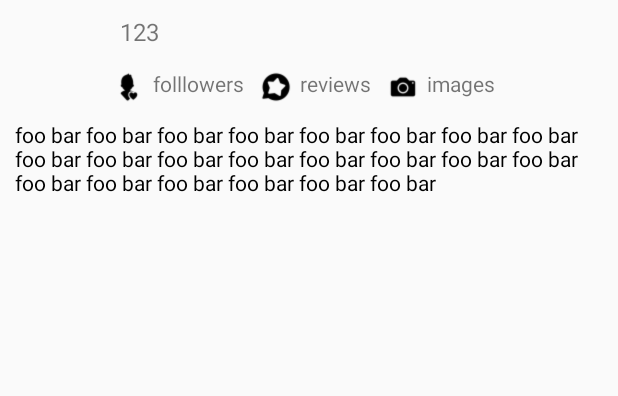
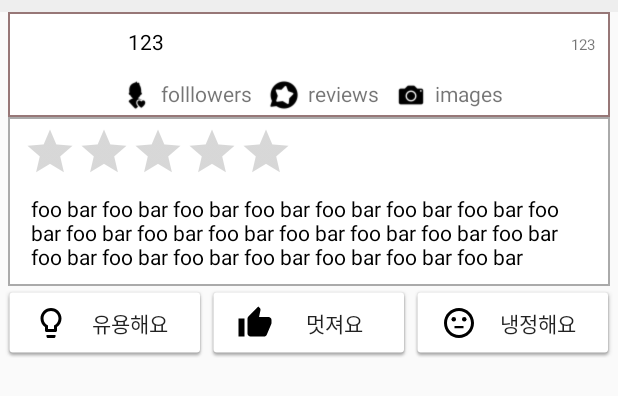
Before and after one commit to Dashhhh/RealReview_, an Android app: the layout activity_shop_detail__main_review_listview.xml on its own in the app's theme, with its tools: preview values and no code run, on a phone screen of 412 x 824 dp. Shown: the top 396 px of the screen. Run offline under Robolectric (Android 15) with nearby library versions, the phone set to English and light mode, and no system bars.

Commit message:
10/21 home review inflate multipart form image

```diff
--- a/app/build.gradle
+++ b/app/build.gradle
@@ -50,6 +50,7 @@ dependencies {
     compile 'com.zhihu.android:matisse:0.4.3'   // Gallery
     compile 'com.werb.pickphotoview:pickphotoview:0.3.0'  // Last Version
     compile 'com.squareup.picasso:picasso:2.5.2'
+    compile 'com.google.code.gson:gson:2.7'
 
     testCompile 'junit:junit:4.12'
 }
--- a/app/src/main/java/com/teamnova/ej/realreview/Asynctask/AsyncMainNearbyLatLngReceive.java
+++ b/app/src/main/java/com/teamnova/ej/realreview/Asynctask/AsyncMainNearbyLatLngReceive.java
@@ -123,6 +123,7 @@ public class AsyncMainNearbyLatLngReceive  extends AsyncTask<Void, Integer, Stri
         try {
             dialog.dismiss();
         } catch(Exception e) {
+            e.printStackTrace();
         }
 
     }
--- /dev/null
+++ b/app/src/main/res/drawable/ic_lightbulb_outline_black_24dp.xml
@@ -0,0 +1,9 @@
+<vector xmlns:android="http://schemas.android.com/apk/res/android"
+        android:width="24dp"
+        android:height="24dp"
+        android:viewportWidth="24.0"
+        android:viewportHeight="24.0">
+    <path
+        android:fillColor="#FF000000"
+        android:pathData="M9,21c0,0.55 0.45,1 1,1h4c0.55,0 1,-0.45 1,-1v-1L9,20v1zM12,2C8.14,2 5,5.14 5,9c0,2.38 1.19,4.47 3,5.74L8,17c0,0.55 0.45,1 1,1h6c0.55,0 1,-0.45 1,-1v-2.26c1.81,-1.27 3,-3.36 3,-5.74 0,-3.86 -3.14,-7 -7,-7zM14.85,13.1l-0.85,0.6L14,16h-4v-2.3l-0.85,-0.6C7.8,12.16 7,10.63 7,9c0,-2.76 2.24,-5 5,-5s5,2.24 5,5c0,1.63 -0.8,3.16 -2.15,4.1z"/>
+</vector>
--- /dev/null
+++ b/app/src/main/res/drawable/ic_sentiment_neutral_black_24dp.xml
@@ -0,0 +1,18 @@
+<vector xmlns:android="http://schemas.android.com/apk/res/android"
+        android:width="24dp"
+        android:height="24dp"
+        android:viewportWidth="24.0"
+        android:viewportHeight="24.0">
+    <path
+        android:fillColor="#FF000000"
+        android:pathData="M9,14h6v1.5H9z"/>
+    <path
+        android:fillColor="#FF000000"
+        android:pathData="M15.5,9.5m-1.5,0a1.5,1.5 0,1 1,3 0a1.5,1.5 0,1 1,-3 0"/>
+    <path
+        android:fillColor="#FF000000"
+        android:pathData="M8.5,9.5m-1.5,0a1.5,1.5 0,1 1,3 0a1.5,1.5 0,1 1,-3 0"/>
+    <path
+        android:fillColor="#FF000000"
+        android:pathData="M11.99,2C6.47,2 2,6.48 2,12s4.47,10 9.99,10C17.52,22 22,17.52 22,12S17.52,2 11.99,2zM12,20c-4.42,0 -8,-3.58 -8,-8s3.58,-8 8,-8 8,3.58 8,8 -3.58,8 -8,8z"/>
+</vector>
--- /dev/null
+++ b/app/src/main/res/drawable/ic_thumb_up_black_24dp.xml
@@ -0,0 +1,9 @@
+<vector xmlns:android="http://schemas.android.com/apk/res/android"
+        android:width="24dp"
+        android:height="24dp"
+        android:viewportWidth="24.0"
+        android:viewportHeight="24.0">
+    <path
+        android:fillColor="#FF000000"
+        android:pathData="M1,21h4L5,9L1,9v12zM23,10c0,-1.1 -0.9,-2 -2,-2h-6.31l0.95,-4.57 0.03,-0.32c0,-0.41 -0.17,-0.79 -0.44,-1.06L14.17,1 7.59,7.59C7.22,7.95 7,8.45 7,9v10c0,1.1 0.9,2 2,2h9c0.83,0 1.54,-0.5 1.84,-1.22l3.02,-7.05c0.09,-0.23 0.14,-0.47 0.14,-0.73v-1.91l-0.01,-0.01L23,10z"/>
+</vector>
--- a/app/src/main/res/layout/activity_shop_detail__main_review_listview.xml
+++ b/app/src/main/res/layout/activity_shop_detail__main_review_listview.xml
@@ -1,16 +1,27 @@
 <?xml version="1.0" encoding="utf-8"?>
 <LinearLayout xmlns:android="http://schemas.android.com/apk/res/android"
+    android:id="@+id/reviewRootLinear"
     android:layout_width="match_parent"
     android:layout_height="match_parent"
     android:orientation="vertical">
+
+    <ImageView
+        android:layout_width="match_parent"
+        android:layout_height="8dp"
+        android:background="#eeeeee"
+        />
 
 
     <LinearLayout
         android:layout_width="match_parent"
         android:layout_height="wrap_content"
+        android:layout_marginLeft="5dp"
+        android:layout_marginRight="5dp"
+        android:background="@drawable/border"
         android:orientation="horizontal">
 
         <ImageView
+            android:id="@+id/reviewUserImage"
             android:layout_width="50dp"
             android:layout_height="50dp"
             android:layout_margin="10dp" />
@@ -20,12 +31,36 @@
             android:layout_height="match_parent"
             android:orientation="vertical">
 
-            <TextView
+            <LinearLayout
                 android:layout_width="match_parent"
                 android:layout_height="wrap_content"
+                android:orientation="horizontal">
+
+                <TextView
+                    android:id="@+id/reviewUserId"
+                    android:layout_width="0dp"
+                    android:layout_height="wrap_content"
+                    android:layout_weight="2"
                     android:layout_margin="10dp"
                     android:text="123"
-                android:textSize="16sp" />
+                    android:textStyle=""
+                    android:textColor="#000000"
+                    android:textSize="14sp" />
+
+
+                <TextView
+                    android:id="@+id/reviewRegdate"
+                    android:layout_width="0dp"
+                    android:layout_height="wrap_content"
+                    android:layout_weight="1"
+                    android:layout_margin="10dp"
+                    android:gravity="end"
+                    android:text="123"
+                    android:textSize="10sp" />
+
+
+
+            </LinearLayout>
 
             <LinearLayout
                 android:layout_width="match_parent"
@@ -38,6 +73,7 @@
                     android:src="@drawable/t_detail_followers" />
 
                 <TextView
+                    android:id="@+id/reviewUserFollower"
                     android:layout_width="wrap_content"
                     android:layout_height="wrap_content"
                     android:layout_gravity="center"
@@ -52,6 +88,7 @@
                     android:background="@drawable/t_detail_review" />
 
                 <TextView
+                    android:id="@+id/reviewReviewCount"
                     android:layout_width="wrap_content"
                     android:layout_height="wrap_content"
                     android:layout_gravity="center"
@@ -67,6 +104,7 @@
                     android:src="@drawable/t_detail_camera" />
 
                 <TextView
+                    android:id="@+id/reviewImageCount"
                     android:layout_width="wrap_content"
                     android:layout_height="wrap_content"
                     android:layout_gravity="center"
@@ -83,14 +121,91 @@
 
     </LinearLayout>
 
+    <LinearLayout
+        android:layout_width="match_parent"
+        android:layout_height="wrap_content"
+        android:background="@drawable/border_light"
+        android:layout_marginLeft="5dp"
+        android:layout_marginRight="5dp"
+        android:orientation="vertical">
+
+
+
+        <android.support.v7.widget.AppCompatRatingBar
+            android:id="@+id/reviewRating"
+            style="@style/Base.Widget.AppCompat.RatingBar.Indicator"
+            android:layout_width="wrap_content"
+            android:layout_height="wrap_content"
+            android:layout_marginTop="5dp"
+            android:layout_marginLeft="10dp"
+            android:isIndicator="true"
+            android:max="5"
+            android:numStars="5"
+            android:rating="0"
+            android:stepSize="0.1" />
+
         <TextView
+            android:id="@+id/reviewText"
             android:layout_width="match_parent"
             android:layout_height="wrap_content"
             android:ellipsize="end"
+            android:layout_marginLeft="5dp"
+            android:layout_marginRight="5dp"
             android:maxLines="3"
             android:padding="10dp"
             android:text="foo bar foo bar foo bar foo bar foo bar foo bar foo bar foo bar foo bar foo bar foo bar foo bar foo bar foo bar foo bar foo bar foo bar foo bar foo bar foo bar foo bar foo bar "
             android:textColor="#000000" />
 
+    </LinearLayout>
+    <LinearLayout
+        android:layout_width="match_parent"
+        android:layout_height="wrap_content"
+        android:layout_marginLeft="2dp"
+        android:layout_marginRight="2dp"
+        android:orientation="horizontal">
+
+        <Button
+            android:id="@+id/reviewUsefulBtn"
+            android:layout_width="0dp"
+            android:layout_height="match_parent"
+            android:layout_weight="1"
+            android:background="@drawable/common_google_signin_btn_text_light_normal_background"
+            android:drawableStart="@drawable/ic_lightbulb_outline_black_24dp"
+            android:text="유용해요"
+            android:paddingStart="20dp"
+            android:paddingEnd="10dp"
+            android:textAlignment="center"
+
+            />
+
+        <Button
+            android:id="@+id/reviewNiceBtn"
+            android:layout_width="0dp"
+            android:layout_height="match_parent"
+            android:layout_weight="1"
+            android:background="@drawable/common_google_signin_btn_text_light_normal_background"
+            android:drawableStart="@drawable/ic_thumb_up_black_24dp"
+            android:text="멋져요"
+            android:paddingStart="20dp"
+            android:paddingEnd="10dp"
+            android:textAlignment="center"
+
+            />
+
+        <Button
+            android:id="@+id/reviewCoolBtn"
+            android:layout_width="0dp"
+            android:layout_height="match_parent"
+            android:layout_weight="1"
+            android:background="@drawable/common_google_signin_btn_text_light_normal_background"
+            android:drawableStart="@drawable/ic_sentiment_neutral_black_24dp"
+            android:text="냉정해요"
+            android:paddingStart="20dp"
+            android:paddingEnd="10dp"
+            android:textAlignment="center"
+
+            />
 
     </LinearLayout>
+
+</LinearLayout>
```
Also changed, not shown: app/src/main/java/com/teamnova/ej/realreview/Asynctask/AsyncShopDetailImageURLRequest.java (+22 -23 lines), app/src/main/java/com/teamnova/ej/realreview/activity/Login.java (+12 -1 lines), app/src/main/java/com/teamnova/ej/realreview/activity/ShopDetail_Main.java (+158 -16 lines), app/src/main/java/com/teamnova/ej/realreview/adapter/ShopDetail_Main_Review_LV_Adapter.java (added, +125 -0 lines), app/src/main/java/com/teamnova/ej/realreview/adapter/ShopDetail_Main_Review_LV_Set.java (added, +21 -0 lines), app/src/main/java/com/teamnova/ej/realreview/adapter/ShopDetail_Main_Review_LV_ViewHolder.java (added, +26 -0 lines). Lines whose indentation alone changed are shown as unchanged.
